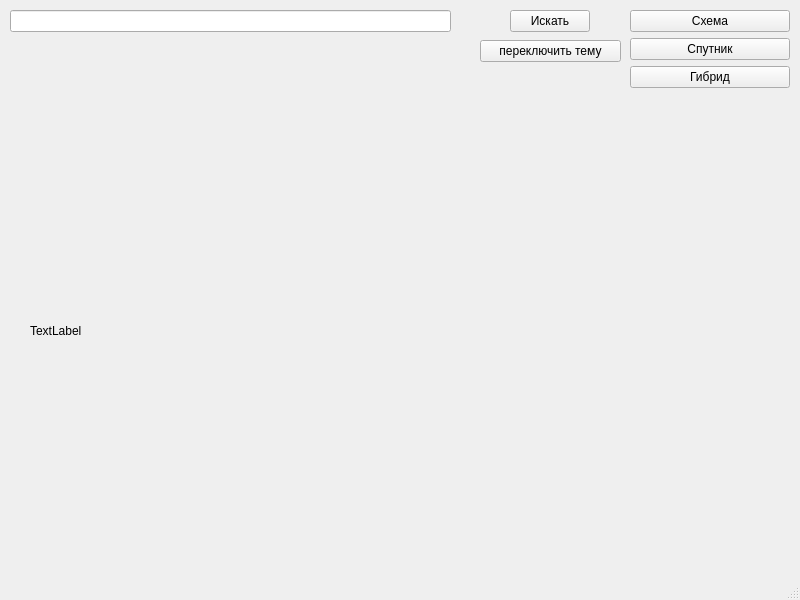
Before: the Qt Designer form search.ui in tikvik228/search_program, drawn with Qt 5.
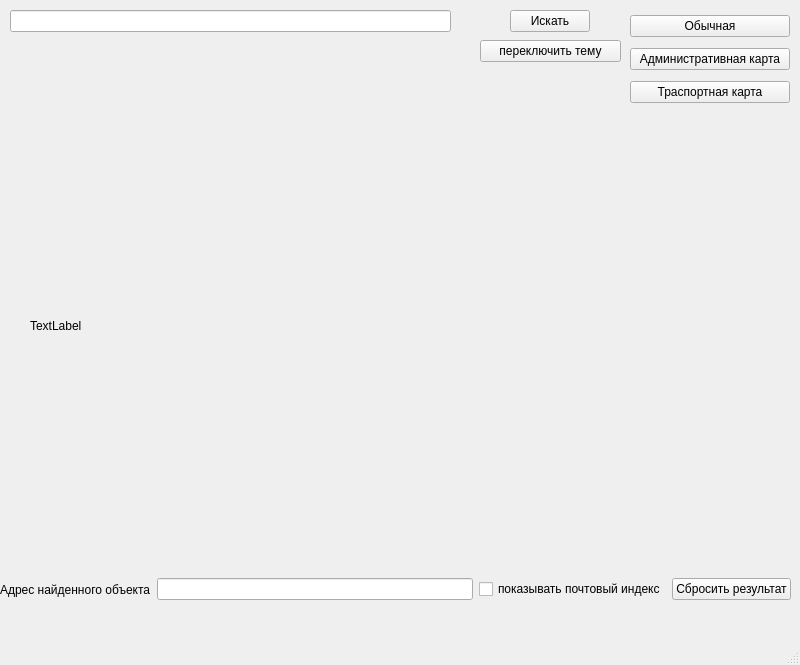
After: the same form once the commit is applied.

What changed in the file:
```diff
--- a/search.ui
+++ b/search.ui
@@ -7,7 +7,7 @@
     <x>0</x>
     <y>0</y>
     <width>800</width>
-    <height>600</height>
+    <height>665</height>
    </rect>
   </property>
   <property name="windowTitle">
@@ -30,7 +30,7 @@
       <x>30</x>
       <y>110</y>
       <width>741</width>
-      <height>441</height>
+      <height>431</height>
      </rect>
     </property>
     <property name="text">
@@ -43,28 +43,28 @@
       <x>630</x>
       <y>10</y>
       <width>160</width>
-      <height>80</height>
+      <height>100</height>
      </rect>
     </property>
     <layout class="QVBoxLayout" name="verticalLayout">
      <item>
       <widget class="QPushButton" name="scheme">
        <property name="text">
-        <string>Схема</string>
+        <string>Обычная</string>
        </property>
       </widget>
      </item>
      <item>
       <widget class="QPushButton" name="sputnik">
        <property name="text">
-        <string>Спутник</string>
+        <string>Административная карта</string>
        </property>
       </widget>
      </item>
      <item>
       <widget class="QPushButton" name="gibrid">
        <property name="text">
-        <string>Гибрид</string>
+        <string>Траспортная карта</string>
        </property>
       </widget>
      </item>
@@ -96,6 +96,46 @@
      <string>переключить тему</string>
     </property>
    </widget>
+   <widget class="QWidget" name="horizontalLayoutWidget">
+    <property name="geometry">
+     <rect>
+      <x>0</x>
+      <y>569</y>
+      <width>791</width>
+      <height>41</height>
+     </rect>
+    </property>
+    <layout class="QHBoxLayout" name="horizontalLayout">
+     <item>
+      <widget class="QLabel" name="label">
+       <property name="text">
+        <string>Адрес найденного объекта</string>
+       </property>
+      </widget>
+     </item>
+     <item>
+      <widget class="QLineEdit" name="show_res_line">
+       <property name="readOnly">
+        <bool>true</bool>
+       </property>
+      </widget>
+     </item>
+     <item>
+      <widget class="QCheckBox" name="postal_checkbox">
+       <property name="text">
+        <string>показывать почтовый индекс</string>
+       </property>
+      </widget>
+     </item>
+     <item>
+      <widget class="QPushButton" name="clear_result">
+       <property name="text">
+        <string>Сбросить результат</string>
+       </property>
+      </widget>
+     </item>
+    </layout>
+   </widget>
   </widget>
   <widget class="QMenuBar" name="menubar">
    <property name="geometry">
```
Left out of the diff: 8 changed lines with no effect on the pictures.
